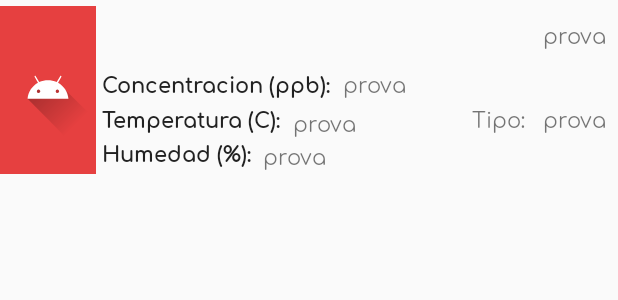
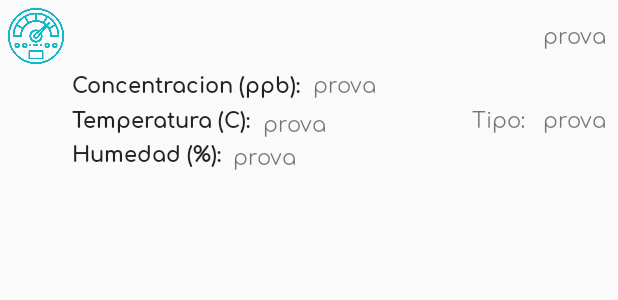
Before and after one commit to AusiasBM/GTI-3A-airlity-mobile, an Android app: the layout elementos_recyclerview.xml on its own in the app's theme, with its tools: preview values and no code run, on a phone screen of 412 x 824 dp. Shown: the top 300 px of the screen. Run offline under Robolectric (Android 15) with nearby library versions, the phone set to English and light mode, and no system bars.

```diff
--- a/Airlity/app/src/main/res/layout/elementos_recyclerview.xml
+++ b/Airlity/app/src/main/res/layout/elementos_recyclerview.xml
@@ -10,14 +10,15 @@
 
     <ImageView
         android:id="@+id/icono"
-        android:layout_width="?android:attr/listPreferredItemHeight"
-        android:layout_height="match_parent"
+        android:layout_width="40dp"
+        android:layout_height="40dp"
 
-        android:background="#E64040"
+        android:layout_marginLeft="4dp"
         app:layout_constraintBottom_toBottomOf="parent"
         app:layout_constraintLeft_toLeftOf="parent"
         app:layout_constraintTop_toTopOf="parent"
-        app:srcCompat="@drawable/ic_launcher_foreground"
+        app:layout_constraintVertical_bias="0.0"
+        app:srcCompat="@drawable/mediciones"
         tools:ignore="VectorDrawableCompat" />
 
     <TextView
--- a/Airlity/app/src/main/res/layout/tab2.xml
+++ b/Airlity/app/src/main/res/layout/tab2.xml
@@ -1,10 +1,10 @@
 <?xml version="1.0" encoding="utf-8"?>
-<androidx.recyclerview.widget.RecyclerView
-    xmlns:android="http://schemas.android.com/apk/res/android"
+<androidx.recyclerview.widget.RecyclerView xmlns:android="http://schemas.android.com/apk/res/android"
     android:id="@+id/recyclerView"
     android:layout_width="match_parent"
     android:layout_height="match_parent"
     android:layout_marginLeft="10dp"
-    android:layout_marginRight="10dp">
+    android:layout_marginRight="10dp"
+    android:background="@drawable/bg">
 
 </androidx.recyclerview.widget.RecyclerView>
```
Also changed, not shown: Airlity/app/src/main/java/com/example/tricoenvironment/airlity/SensoresInactivosActivity.java (+7 -0 lines).
